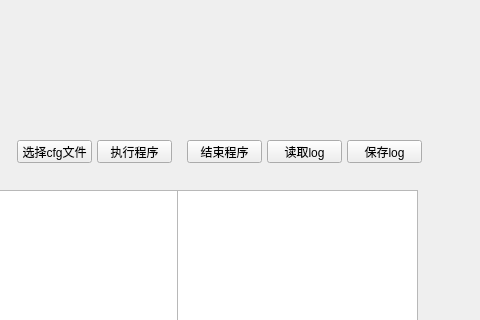
Old version of the form src/new_wight.ui in the repository panxin-2000/openocd_display; both pictures show x 153 to 633 and y 0 to 320 of the 633 by 584 pixel window.
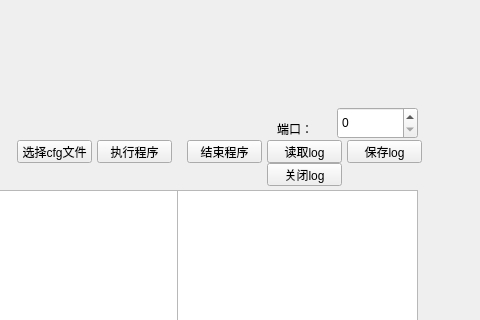
New version of the form.

```diff
--- a/src/new_wight.ui
+++ b/src/new_wight.ui
@@ -111,6 +111,48 @@
     <string>保存log</string>
    </property>
   </widget>
+  <widget class="QPushButton" name="close_rtt">
+   <property name="geometry">
+    <rect>
+     <x>420</x>
+     <y>163</y>
+     <width>75</width>
+     <height>23</height>
+    </rect>
+   </property>
+   <property name="text">
+    <string>关闭log</string>
+   </property>
+  </widget>
+  <widget class="QLabel" name="label_2">
+   <property name="geometry">
+    <rect>
+     <x>430</x>
+     <y>121</y>
+     <width>53</width>
+     <height>15</height>
+    </rect>
+   </property>
+   <property name="text">
+    <string>端口：</string>
+   </property>
+  </widget>
+  <widget class="QSpinBox" name="spinBox">
+   <property name="geometry">
+    <rect>
+     <x>490</x>
+     <y>107</y>
+     <width>81</width>
+     <height>32</height>
+    </rect>
+   </property>
+   <property name="sizeIncrement">
+    <size>
+     <width>0</width>
+     <height>0</height>
+    </size>
+   </property>
+  </widget>
  </widget>
  <resources/>
  <connections/>
```
Left out of the diff: 2 changed lines with no effect on the pictures.
